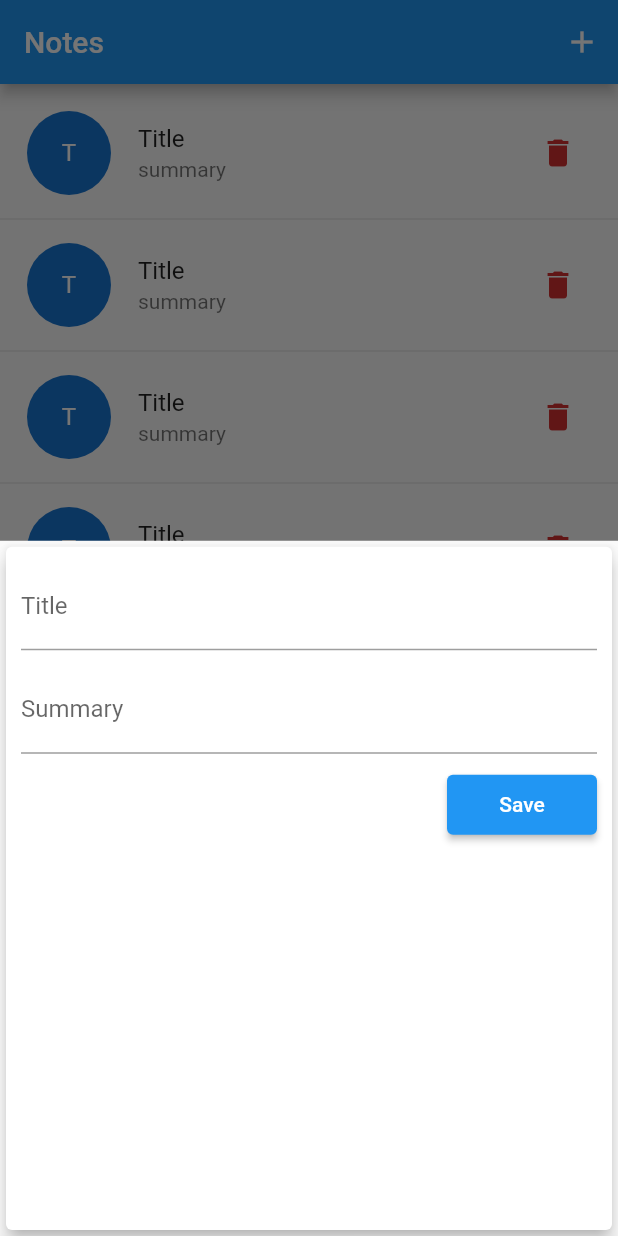
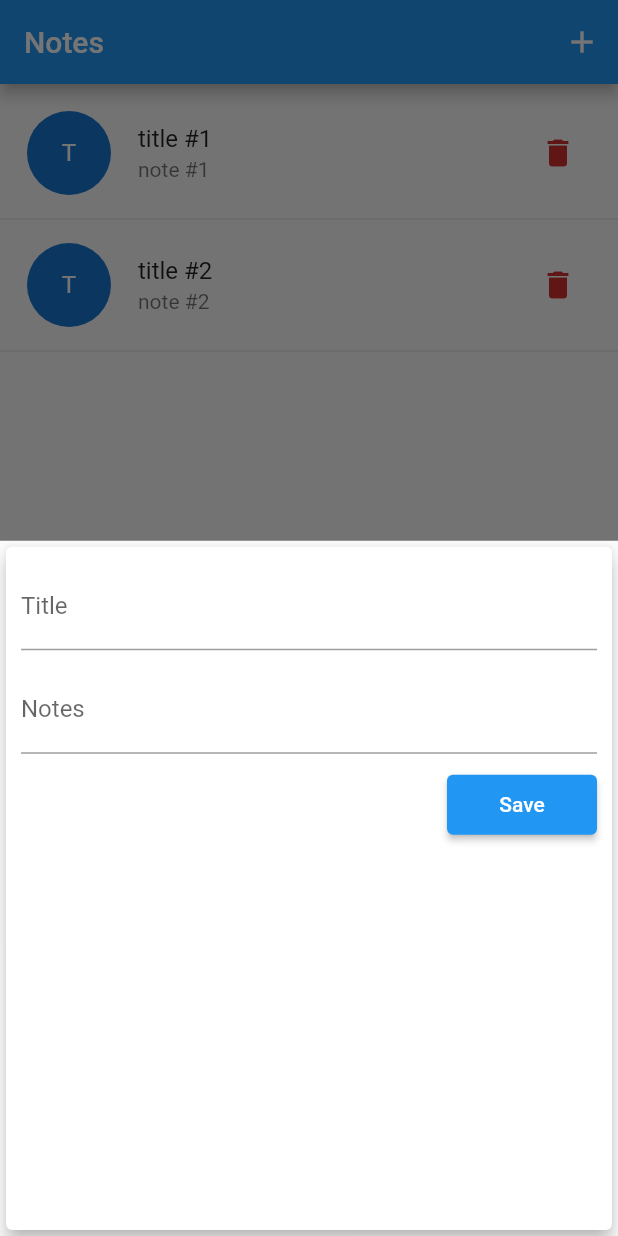
Before and after one commit to optimond/optimond_001_basic_crud, a Flutter app: the screen it shows after launch, after a tap on an icon or button, on a phone screen of 412 x 824 dp. Run offline on Flutter 3.47's test engine with Material 2 defaults, Android fonts, the phone set to English and light mode, and no system bars.

Commit message:
update backend functionallity

```diff
--- a/lib/models/note.dart
+++ b/lib/models/note.dart
@@ -0,0 +1,11 @@
+class Note {
+  final String id;
+  final String title;
+  final String notes;
+
+  Note({
+    required this.id,
+    required this.title,
+    required this.notes,
+  });
+}
--- a/lib/pages/note_edit_page.dart
+++ b/lib/pages/note_edit_page.dart
@@ -1,8 +1,12 @@
 import 'package:flutter/material.dart';
+import 'package:optimond_001_basic_crud/models/note.dart';
 
 class NoteEditPage extends StatefulWidget {
-  final Function onSave;
+  final Note entity;
+  final Function(Note note) onSave;
+
   NoteEditPage({
+    required this.entity,
     required this.onSave,
   });
 
@@ -11,8 +15,24 @@ class NoteEditPage extends StatefulWidget {
 }
 
 class _NoteEditPageState extends State<NoteEditPage> {
+  final _titleController = TextEditingController();
+  final _notesController = TextEditingController();
+
   void onViewSave() {
-    widget.onSave();
+    final enteredTitle = _titleController.text;
+    final enteredNotes = _notesController.text;
+
+    if (enteredTitle.isEmpty || enteredNotes.isEmpty) {
+      return;
+    }
+
+    widget.onSave(Note(
+      id: DateTime.now().toString(),
+      title: enteredTitle,
+      notes: enteredNotes,
+    ));
+
+    Navigator.of(context).pop(); // close the top most widget
   }
 
   @override
@@ -26,16 +46,18 @@ class _NoteEditPageState extends State<NoteEditPage> {
           children: <Widget>[
             TextField(
               decoration: InputDecoration(labelText: 'Title'),
+              controller: _titleController,
             ),
             SizedBox(
               height: 10,
             ),
             TextField(
               decoration: InputDecoration(
-                labelText: 'Summary',
+                labelText: 'Notes',
               ),
               keyboardType: TextInputType.multiline,
               maxLines: null,
+              controller: _notesController,
             ),
             SizedBox(
               height: 10,
--- a/lib/pages/note_page.dart
+++ b/lib/pages/note_page.dart
@@ -1,4 +1,5 @@
 import 'package:flutter/material.dart';
+import '../models/note.dart';
 
 import 'note_edit_page.dart';
 import 'widgets/note_item.dart';
@@ -11,31 +12,72 @@ class NotePage extends StatefulWidget {
 }
 
 class _NotePageState extends State<NotePage> {
-  void onInsert() {}
+  final List<Note> notes = [
+    Note(
+      id: DateTime.now().toString(),
+      title: 'title #1',
+      notes: 'note #1',
+    ),
+    Note(
+      id: DateTime.now().toString(),
+      title: 'title #2',
+      notes: 'note #2',
+    ),
+  ];
 
-  void onUpdate() {}
+  void onInsert(Note note) {
+    setState(() {
+      notes.add(note);
+    });
+  }
 
-  void onDelete() {}
+  void onUpdate(Note note) {
+    int index = notes.indexWhere((element) => element.id == note.id);
+    setState(() {
+      notes[index] = note;
+    });
+  }
+
+  void onDelete(Note note) {
+    int index = notes.indexWhere((element) => element.id == note.id);
+    setState(() {
+      notes.removeAt(index);
+    });
+  }
 
   void _showNoteNewPage(BuildContext ctx) {
     showModalBottomSheet(
       context: ctx,
       builder: (ctx) {
-        return NoteEditPage(onSave: onInsert);
+        return NoteEditPage(
+          entity: Note(
+            id: DateTime.now().toString(),
+            title: '',
+            notes: '',
+          ),
+          onSave: (note) {
+            onInsert(note);
+          },
+        );
       },
     );
   }
 
-  void _showNoteEditPage(BuildContext ctx) {
+  void _showNoteEditPage(BuildContext ctx, Note entity) {
     showModalBottomSheet(
       context: ctx,
       builder: (ctx) {
-        return NoteEditPage(onSave: onUpdate);
+        return NoteEditPage(
+          entity: entity,
+          onSave: (note) {
+            onUpdate(note);
+          },
+        );
       },
     );
   }
 
-  void _showDeleteDialog(BuildContext ctx) {
+  void _showDeleteDialog(BuildContext ctx, Note entity) {
     showDialog(
       context: ctx,
       builder: (ctx) => AlertDialog(
@@ -45,13 +87,13 @@ class _NotePageState extends State<NotePage> {
         actions: [
           TextButton(
             onPressed: () {
-              onDelete();
               Navigator.of(ctx).pop();
             },
             child: Text('No'),
           ),
           TextButton(
             onPressed: () {
+              onDelete(entity);
               Navigator.of(ctx).pop();
             },
             child: Text('Yes'),
@@ -76,16 +118,17 @@ class _NotePageState extends State<NotePage> {
       body: Container(
         padding: const EdgeInsets.only(top: 10),
         child: ListView.builder(
-          itemCount: 4,
+          itemCount: notes.length,
           itemBuilder: (ctx, index) {
             return Column(
               children: [
                 NoteItem(
-                  onEdit: (ctx) {
-                    _showNoteEditPage(ctx);
+                  entity: notes[index],
+                  onEdit: (ctx, entity) {
+                    _showNoteEditPage(ctx, entity);
                   },
-                  onDelete: (ctx) {
-                    _showDeleteDialog(ctx);
+                  onDelete: (ctx, entity) {
+                    _showDeleteDialog(ctx, entity);
                   },
                 ),
                 Divider(),
--- a/lib/pages/widgets/note_item.dart
+++ b/lib/pages/widgets/note_item.dart
@@ -1,31 +1,38 @@
 import 'package:flutter/material.dart';
+import 'package:optimond_001_basic_crud/models/note.dart';
 
 class NoteItem extends StatelessWidget {
-  final Function(BuildContext ctx) onEdit;
-  final Function(BuildContext ctx) onDelete;
+  final Note entity;
+  final Function(BuildContext ctx, Note entity) onEdit;
+  final Function(BuildContext ctx, Note entity) onDelete;
 
-  NoteItem({required this.onEdit, required this.onDelete});
+  NoteItem({
+    required this.entity,
+    required this.onEdit,
+    required this.onDelete,
+  });
 
   @override
   Widget build(BuildContext context) {
+    String firstLetter = entity.title.substring(0, 1).toUpperCase();
     return GestureDetector(
-      onTap: () => onEdit(context),
+      onTap: () => onEdit(context, entity),
       child: ListTile(
         leading: CircleAvatar(
           radius: 30,
           child: Padding(
             padding: EdgeInsets.all(8),
             child: FittedBox(
-              child: Text('T'),
+              child: Text(firstLetter),
             ),
           ),
         ),
-        title: Text('Title'),
-        subtitle: Text('summary'),
+        title: Text(entity.title),
+        subtitle: Text(entity.notes),
         trailing: IconButton(
           icon: Icon(Icons.delete),
           color: Theme.of(context).errorColor,
-          onPressed: () => onDelete(context),
+          onPressed: () => onDelete(context, entity),
         ),
       ),
     );
```
